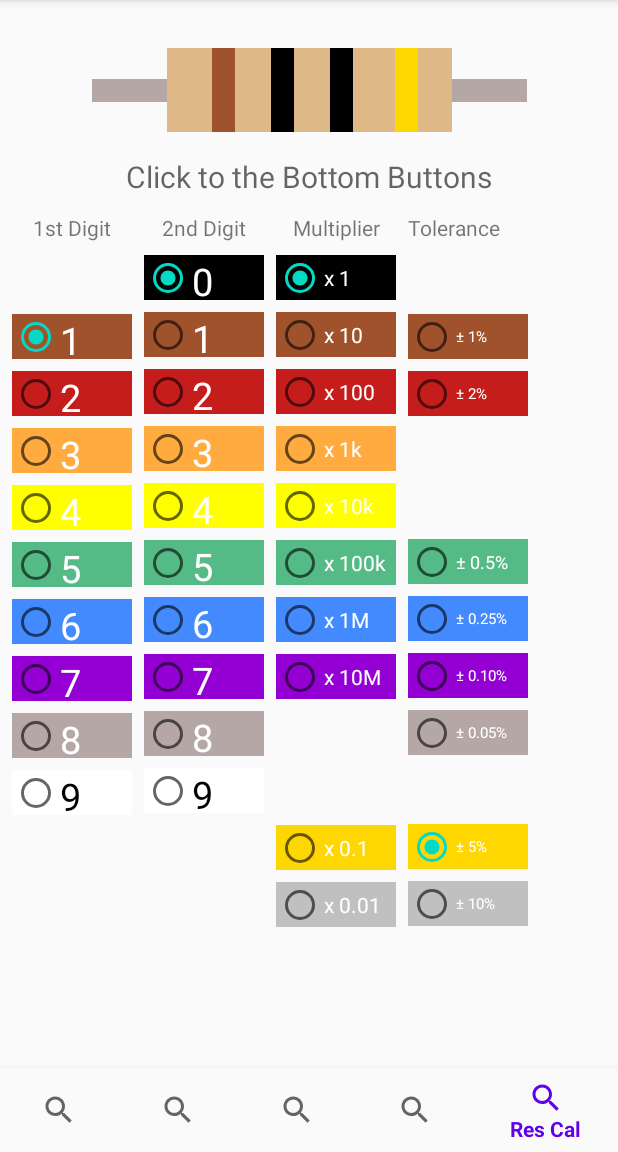
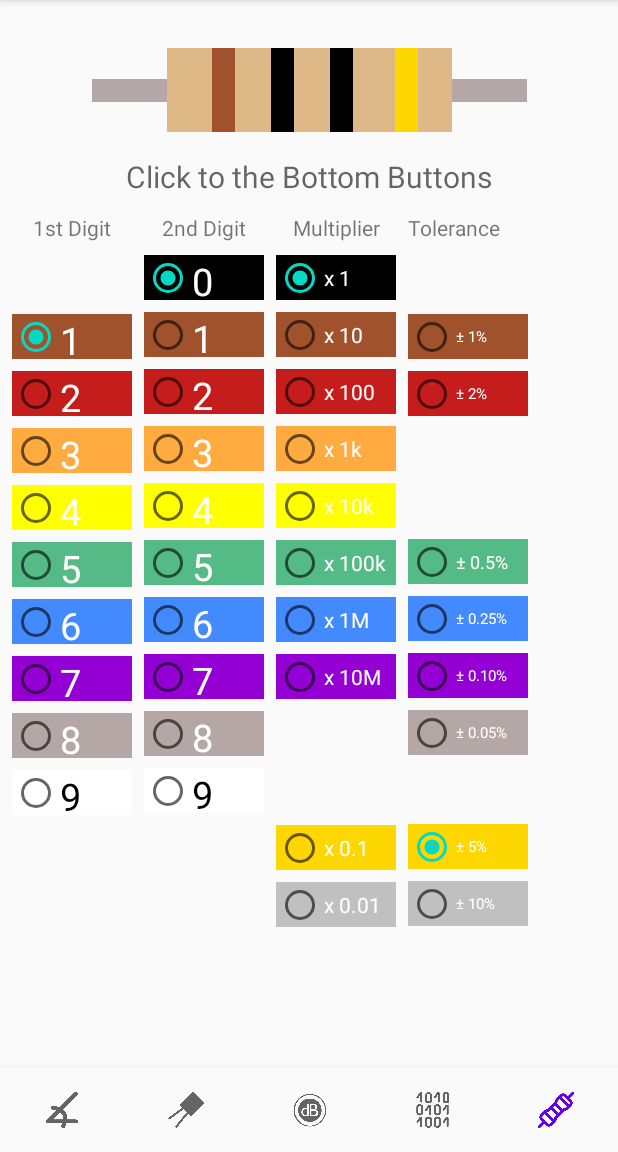
Before and after one commit to antoniokranjcina/Pocket-Engineer, an Android app: the screen it shows after launch (MainActivity), item 5 of the bottom bar chosen, on a phone screen of 412 x 824 dp, the part 84-1236 px from its top. Run offline under Robolectric (Android 15) with nearby library versions, the phone set to English and light mode, and no system bars.

Commit message:
Added resistance calculator and icons on bottom nav menu

```diff
--- a/app/src/main/java/com/tvz/zavrsnirad/dbcalculator/DecibelCalculatorFragment.java
+++ b/app/src/main/java/com/tvz/zavrsnirad/dbcalculator/DecibelCalculatorFragment.java
@@ -43,12 +43,10 @@ public class DecibelCalculatorFragment extends Fragment {
     @Override
     public void onCreateOptionsMenu(@NonNull Menu menu, @NonNull MenuInflater inflater) {
         inflater.inflate(R.menu.example_menu, menu);
-        menu.findItem(R.id.settings_history).setVisible(false);
         menu.findItem(R.id.settings_w_output_power).setVisible(false);
-        menu.findItem(R.id.settings_about).setVisible(false);
-        menu.findItem(R.id.settings_settings).setVisible(false);
         menu.findItem(R.id.settings_resist_to_color).setVisible(false);
         menu.findItem(R.id.settings_color_to_resist).setVisible(false);
+        menu.findItem(R.id.settings_resistance_calculator).setVisible(false);
         super.onCreateOptionsMenu(menu, inflater);
     }
 
--- a/app/src/main/java/com/tvz/zavrsnirad/resistorcalculator/colorstoresist/ResistorCalculatorFragment.java
+++ b/app/src/main/java/com/tvz/zavrsnirad/resistorcalculator/colorstoresist/ResistorCalculatorFragment.java
@@ -15,6 +15,7 @@ import androidx.fragment.app.Fragment;
 
 import com.tvz.zavrsnirad.FragmentHelper;
 import com.tvz.zavrsnirad.R;
+import com.tvz.zavrsnirad.resistorcalculator.resistancecalculator.ResistanceCalculatorFragment;
 import com.tvz.zavrsnirad.resistorcalculator.resisttocolors.ResistToColorsFragment;
 
 public class ResistorCalculatorFragment extends Fragment {
@@ -34,13 +35,9 @@ public class ResistorCalculatorFragment extends Fragment {
     @Override
     public void onCreateOptionsMenu(@NonNull Menu menu, @NonNull MenuInflater inflater) {
         inflater.inflate(R.menu.example_menu, menu);
-        menu.findItem(R.id.settings_about).setVisible(false);
-        menu.findItem(R.id.settings_history).setVisible(false);
-        menu.findItem(R.id.settings_settings).setVisible(false);
         menu.findItem(R.id.settings_w_output_power).setVisible(false);
         menu.findItem(R.id.settings_variable_output_power).setVisible(false);
         menu.findItem(R.id.settings_color_to_resist).setVisible(false);
-
         menu.findItem(R.id.settings_resist_to_color).setVisible(true);
 
         super.onCreateOptionsMenu(menu, inflater);
@@ -52,6 +49,9 @@ public class ResistorCalculatorFragment extends Fragment {
             case R.id.settings_resist_to_color:
                 FragmentHelper.getInstance().switchFragments(new ResistToColorsFragment(), this);
                 return true;
+            case R.id.settings_resistance_calculator:
+                FragmentHelper.getInstance().switchFragments(new ResistanceCalculatorFragment(), this);
+                return true;
             default:
                 return super.onOptionsItemSelected(item);
         }
--- /dev/null
+++ b/app/src/main/java/com/tvz/zavrsnirad/resistorcalculator/resistancecalculator/Calculator.java
@@ -0,0 +1,4 @@
+package com.tvz.zavrsnirad.resistorcalculator.resistancecalculator;
+
+final class Calculator {
+}
--- a/app/src/main/res/drawable/ic_search_black_24dp.xml
+++ /dev/null
@@ -1,9 +0,0 @@
-<vector xmlns:android="http://schemas.android.com/apk/res/android"
-        android:width="24dp"
-        android:height="24dp"
-        android:viewportWidth="24.0"
-        android:viewportHeight="24.0">
-    <path
-        android:fillColor="#FF000000"
-        android:pathData="M15.5,14h-0.79l-0.28,-0.27C15.41,12.59 16,11.11 16,9.5 16,5.91 13.09,3 9.5,3S3,5.91 3,9.5 5.91,16 9.5,16c1.61,0 3.09,-0.59 4.23,-1.57l0.27,0.28v0.79l5,4.99L20.49,19l-4.99,-5zM9.5,14C7.01,14 5,11.99 5,9.5S7.01,5 9.5,5 14,7.01 14,9.5 11.99,14 9.5,14z"/>
-</vector>
--- a/app/src/main/res/layout/activity_main.xml
+++ b/app/src/main/res/layout/activity_main.xml
@@ -18,6 +18,7 @@
         android:layout_height="wrap_content"
         android:layout_alignParentBottom="true"
         android:background="?android:attr/windowBackground"
+        app:labelVisibilityMode="unlabeled"
         app:menu="@menu/bottom_navigation" />
 
 </RelativeLayout>
--- a/app/src/main/res/layout/fragment_capacitor.xml
+++ b/app/src/main/res/layout/fragment_capacitor.xml
@@ -16,7 +16,7 @@
         app:layout_constraintEnd_toEndOf="parent"
         app:layout_constraintStart_toStartOf="parent"
         app:layout_constraintTop_toTopOf="parent"
-        app:srcCompat="@drawable/serial-capacitor" />
+        app:srcCompat="@drawable/serial_capacitor" />
 
     <ImageView
         android:id="@+id/capacitor_parallel_connection"
@@ -29,7 +29,7 @@
         app:layout_constraintEnd_toEndOf="parent"
         app:layout_constraintStart_toStartOf="parent"
         app:layout_constraintTop_toTopOf="parent"
-        app:srcCompat="@drawable/parallel-capacitor" />
+        app:srcCompat="@drawable/parallel_capacitor" />
 
     <RadioGroup
         android:id="@+id/radioGroup"
--- a/app/src/main/res/menu/bottom_navigation.xml
+++ b/app/src/main/res/menu/bottom_navigation.xml
@@ -2,27 +2,27 @@
 <menu xmlns:android="http://schemas.android.com/apk/res/android">
     <item
         android:id="@+id/angle_calculator"
-        android:icon="@drawable/ic_search_black_24dp"
+        android:icon="@drawable/angle_icon"
         android:title="@string/angle_calculator" />
 
     <item
         android:id="@+id/capacitor_calculator"
-        android:icon="@drawable/ic_search_black_24dp"
+        android:icon="@drawable/capacitor_icon"
         android:title="@string/capacitor_calculator" />
 
     <item
         android:id="@+id/decibel_calculator"
-        android:icon="@drawable/ic_search_black_24dp"
+        android:icon="@drawable/db_cal"
         android:title="@string/decibel_calculator" />
 
     <item
         android:id="@+id/numbering_system_calculator"
-        android:icon="@drawable/ic_search_black_24dp"
+        android:icon="@drawable/number_system_cal"
         android:title="@string/numbering_system_calculator" />
 
     <item
         android:id="@+id/resistor_calculator"
-        android:icon="@drawable/ic_search_black_24dp"
-        android:title="@string/resistor_calculator" />
+        android:icon="@drawable/resistor_icon"
+        android:title="@string/resistor_calculator"/>
 
 </menu>
--- a/app/src/main/res/menu/example_menu.xml
+++ b/app/src/main/res/menu/example_menu.xml
@@ -1,19 +1,6 @@
 <?xml version="1.0" encoding="utf-8"?>
 <menu xmlns:android="http://schemas.android.com/apk/res/android"
     xmlns:app="http://schemas.android.com/apk/res-auto">
-    <item
-        android:id="@+id/settings_about"
-        android:title="@string/settings_menu_about"
-        app:showAsAction="never" />
-
-    <item
-        android:id="@+id/settings_settings"
-        android:title="@string/settings_menu_settings"
-        app:showAsAction="never" />
-    <item
-        android:id="@+id/settings_history"
-        android:title="@string/settings_menu_History"
-        app:showAsAction="never" />
 
     <item
         android:id="@+id/settings_variable_output_power"
@@ -35,4 +22,9 @@
         android:title="@string/settings_menu_resist_to_colors"
         app:showAsAction="never" />
 
+    <item
+        android:id="@+id/settings_resistance_calculator"
+        android:title="@string/settings_menu_resistance_calculator"
+        app:showAsAction="never" />
+
 </menu>
--- a/app/src/main/res/values/strings.xml
+++ b/app/src/main/res/values/strings.xml
@@ -1,7 +1,7 @@
 <resources>
     <string name="app_name">Pocket Engineer</string>
 
-    <string name="decibel_calculator">dB Cal</string>
+    <string name="decibel_calculator">dB</string>
     <string name="capacitor_calculator">Cap Cal</string>
     <string name="numbering_system_calculator">NumSysCal</string>
     <string name="resistor_calculator">Res Cal</string>
@@ -16,6 +16,7 @@
     <string name="settings_menu_resistor">Resistor</string>
     <string name="settings_menu_colors_to_resist">Colors to Resist</string>
     <string name="settings_menu_resist_to_colors">Resist to Colors</string>
+    <string name="settings_menu_resistance_calculator">Resistance Calculator</string>
 
 <!--    db calculator-->
     <string name="wattsText">W</string>
```
Also changed, not shown: app/src/main/java/com/tvz/zavrsnirad/resistorcalculator/resistancecalculator/ResistanceCalculatorFragment.java (added, +25 -0 lines), app/src/main/res/drawable/ic_favorite_black_24dp.xml (deleted, +0 -9 lines), app/src/main/res/drawable/ic_home_black_24dp.xml (deleted, +0 -9 lines), app/src/main/res/drawable-v24/angle_icon.png (added), app/src/main/res/drawable-v24/capacitor_icon.png (added), app/src/main/res/drawable-v24/db_cal.png (added), app/src/main/res/drawable-v24/number_system_cal.png (added), app/src/main/res/drawable/parallel_capacitor.png (renamed from app/src/main/res/drawable/parallel-capacitor.png), app/src/main/res/drawable/resistor_icon.png (added), app/src/main/res/drawable/serial_capacitor.png (renamed from app/src/main/res/drawable/serial-capacitor.png), app/src/main/res/layout/fragment_resistance_calculator.xml (renamed from app/src/main/res/layout/fragment_db_calculator.xml).
